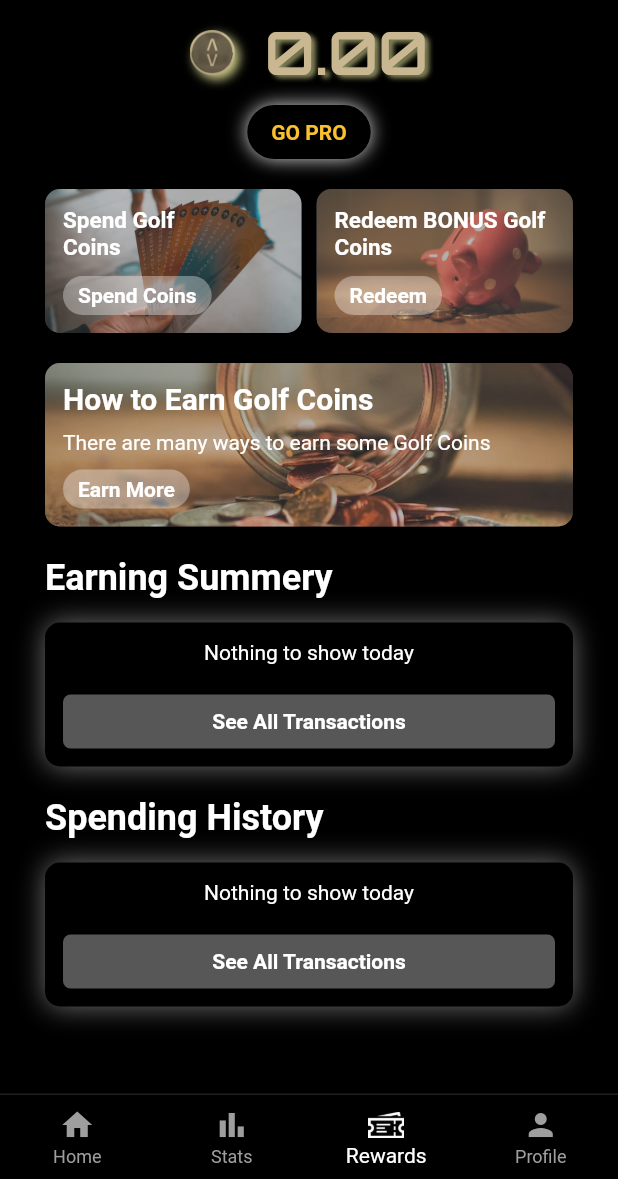
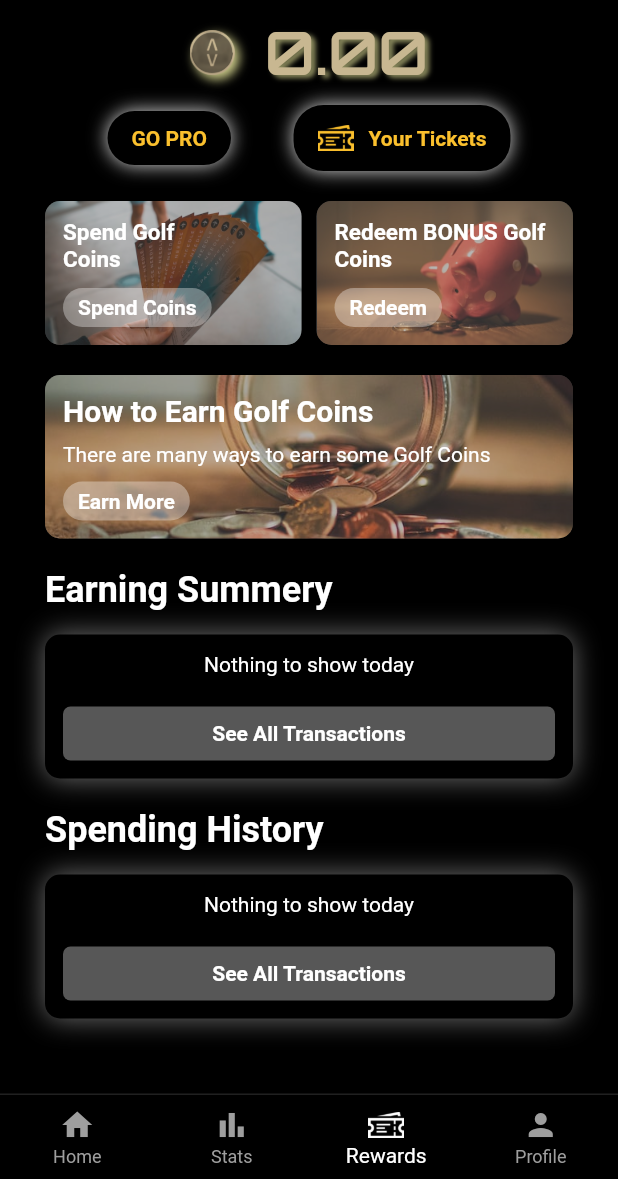
Before and after one commit to JacquesSteyn/SSGolfApp-upgrade, a Flutter app: the screen it shows once a user with an empty profile is signed in, item 3 of the bottom bar chosen, on a phone screen of 412 x 824 dp, the part 57-1236 px from its top. Run offline on Flutter 3.47's test engine with Material 2 defaults, Android fonts, the phone set to English and light mode, and no system bars; our stand-ins replace better_player, charts_flutter, firebase_analytics, firebase_auth, firebase_core, firebase_database and 10 more; missing offline and left inert: purchases_flutter; accounts and stored records are empty.

Commit message:
Free ticket update

```diff
--- a/lib/app/tickets/ticket_main.dart
+++ b/lib/app/tickets/ticket_main.dart
@@ -733,13 +733,13 @@ class _TicketMainScreenState extends ConsumerState<TicketMainScreen> {
                   SizedBox(
                     height: 10,
                   ),
+                  if (userState.plan == "free")
+                    Row(
+                      mainAxisAlignment: MainAxisAlignment.spaceEvenly,
+                      children: [
                         InkWell(
                           onTap: () {
-                      if (userState.plan == "free") {
                             Get.toNamed(AppRoutes.subscription);
-                      } else {
-                        Get.toNamed(AppRoutes.yourTickets);
-                      }
                           },
                           child: Container(
                             decoration: BoxDecoration(
@@ -756,14 +756,77 @@ class _TicketMainScreenState extends ConsumerState<TicketMainScreen> {
                             child: Padding(
                                 padding: const EdgeInsets.symmetric(
                                     vertical: 10, horizontal: 16),
-                        child: userState.plan == 'free'
-                            ? Text(
+                                child: Text(
                                   'GO PRO',
                                   style: TextStyle(
                                       color: Colors.yellow[700],
                                       fontWeight: FontWeight.bold),
+                                )),
+                          ),
+                        ),
+                        InkWell(
+                          onTap: () {
+                            Get.toNamed(AppRoutes.yourTickets);
+                          },
+                          child: Container(
+                            decoration: BoxDecoration(
+                              color: Colors.black,
+                              borderRadius: BorderRadius.circular(20),
+                              boxShadow: [
+                                BoxShadow(
+                                  offset: Offset(0, 0),
+                                  blurRadius: 10.0,
+                                  color: Color.fromARGB(218, 255, 255, 255),
+                                ),
+                              ],
+                            ),
+                            child: Padding(
+                              padding: const EdgeInsets.symmetric(
+                                  vertical: 10, horizontal: 16),
+                              child: Row(
+                                mainAxisSize: MainAxisSize.min,
+                                children: [
+                                  ImageIcon(
+                                    AssetImage('assets/images/ticket_icon.png'),
+                                    color: Colors.yellow[700],
+                                  ),
+                                  SizedBox(
+                                    width: 10,
+                                  ),
+                                  Text(
+                                    'Your Tickets',
+                                    style: TextStyle(
+                                        color: Colors.yellow[700],
+                                        fontWeight: FontWeight.bold),
                                   )
-                            : Row(
+                                ],
+                              ),
+                            ),
+                          ),
+                        ),
+                      ],
+                    )
+                  else
+                    InkWell(
+                      onTap: () {
+                        Get.toNamed(AppRoutes.yourTickets);
+                      },
+                      child: Container(
+                        decoration: BoxDecoration(
+                          color: Colors.black,
+                          borderRadius: BorderRadius.circular(20),
+                          boxShadow: [
+                            BoxShadow(
+                              offset: Offset(0, 0),
+                              blurRadius: 10.0,
+                              color: Color.fromARGB(218, 255, 255, 255),
+                            ),
+                          ],
+                        ),
+                        child: Padding(
+                          padding: const EdgeInsets.symmetric(
+                              vertical: 10, horizontal: 16),
+                          child: Row(
                             mainAxisSize: MainAxisSize.min,
                             children: [
                               ImageIcon(
--- a/pubspec.yaml
+++ b/pubspec.yaml
@@ -15,7 +15,7 @@ publish_to: "none" # Remove this line if you wish to publish to pub.dev
 # In iOS, build-name is used as CFBundleShortVersionString while build-number used as CFBundleVersion.
 # Read more about iOS versioning at
 # https://developer.apple.com/library/archive/documentation/General/Reference/InfoPlistKeyReference/Articles/CoreFoundationKeys.html
-version: 1.0.0+26
+version: 1.0.0+29
 
 environment:
   sdk: ">=2.12.0 <3.0.0"
```
Also changed, not shown: lib/app/tickets/subscription_screen.dart (+47 -1 lines), pubspec.lock, 4 other files. Lines whose indentation alone changed are shown as unchanged.
